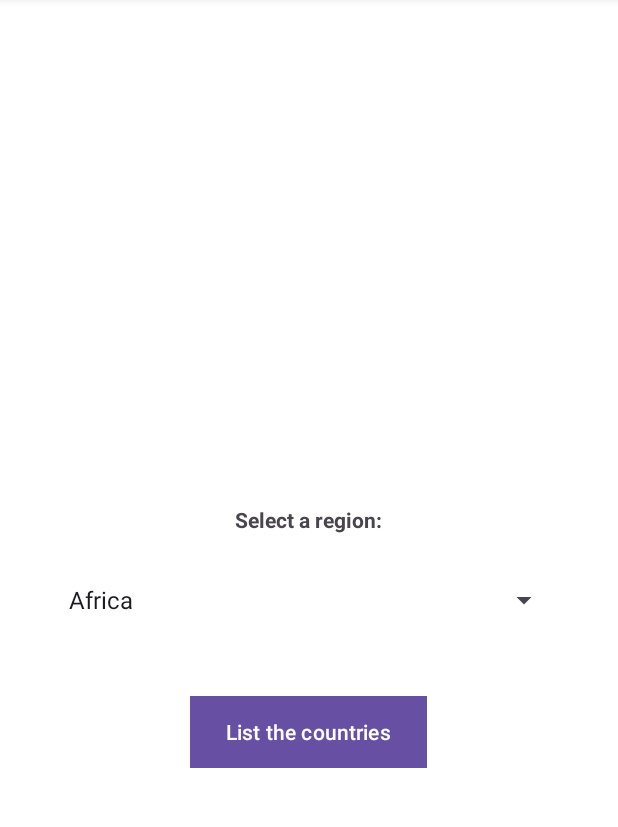
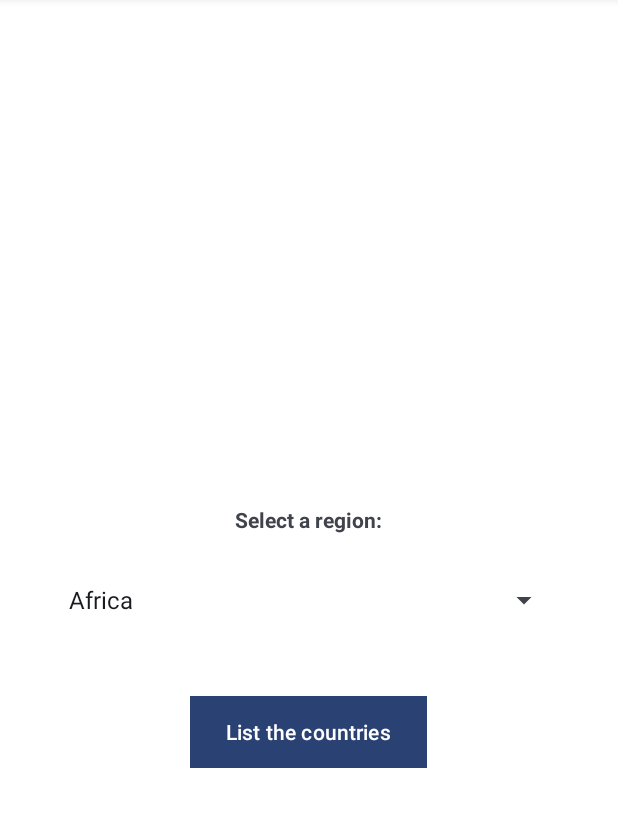
Before and after one commit to pittcam/Taller1Layouts, an Android app: the screen it shows after launch (MainActivity), on a phone screen of 412 x 824 dp, the part 98-925 px from its top. Run offline under Robolectric (Android 15) with nearby library versions, the phone set to English and light mode, and no system bars.

Commit message:
funcionando lista paises. falta detalles al clickear

```diff
--- a/app/src/main/AndroidManifest.xml
+++ b/app/src/main/AndroidManifest.xml
@@ -1,6 +1,8 @@
 <?xml version="1.0" encoding="utf-8"?>
 <manifest xmlns:android="http://schemas.android.com/apk/res/android"
     xmlns:tools="http://schemas.android.com/tools">
+
+    <uses-permission android:name="android.permission.INTERNET" />
 
     <application
         android:allowBackup="true"
--- a/app/src/main/res/values/themes.xml
+++ b/app/src/main/res/values/themes.xml
@@ -1,6 +1,6 @@
 <resources xmlns:tools="http://schemas.android.com/tools">
     <!-- Base application theme. -->
-    <style name="Base.Theme.Taller1Layouts" parent="Theme.Material3.Light">
+    <style name="Base.Theme.Taller1Layouts" parent="Theme.Material3.DynamicColors.Light">
         <!-- Customize your light theme here. -->
         <!-- <item name="colorPrimary">@color/my_light_primary</item> -->
     </style>
```
